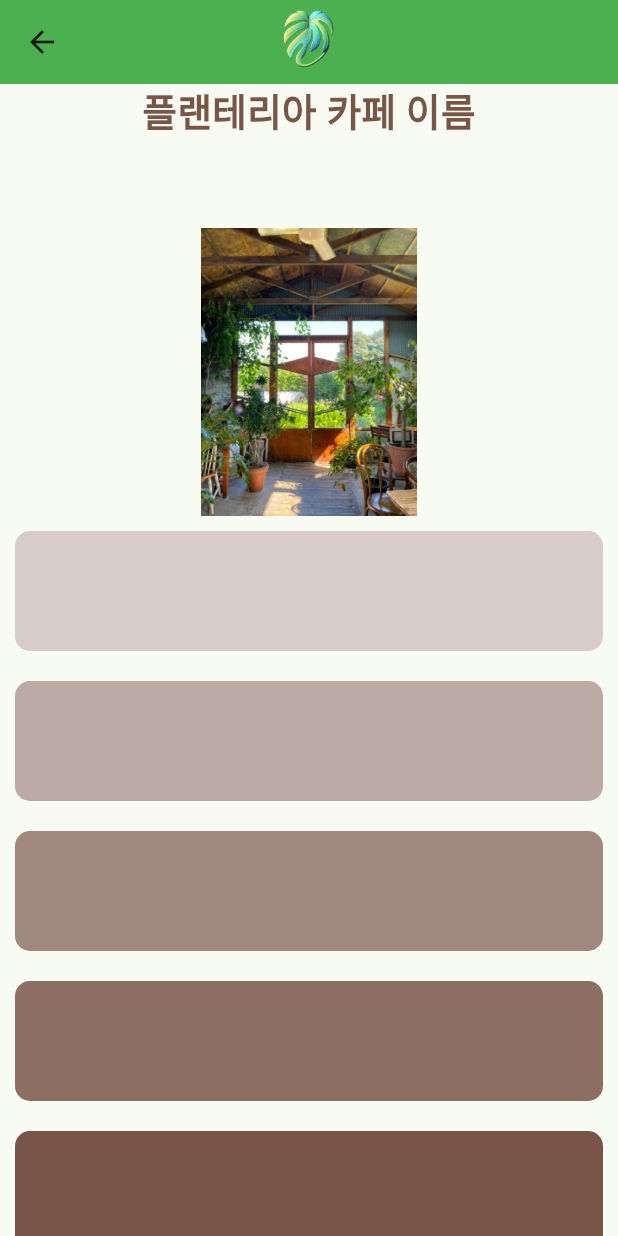
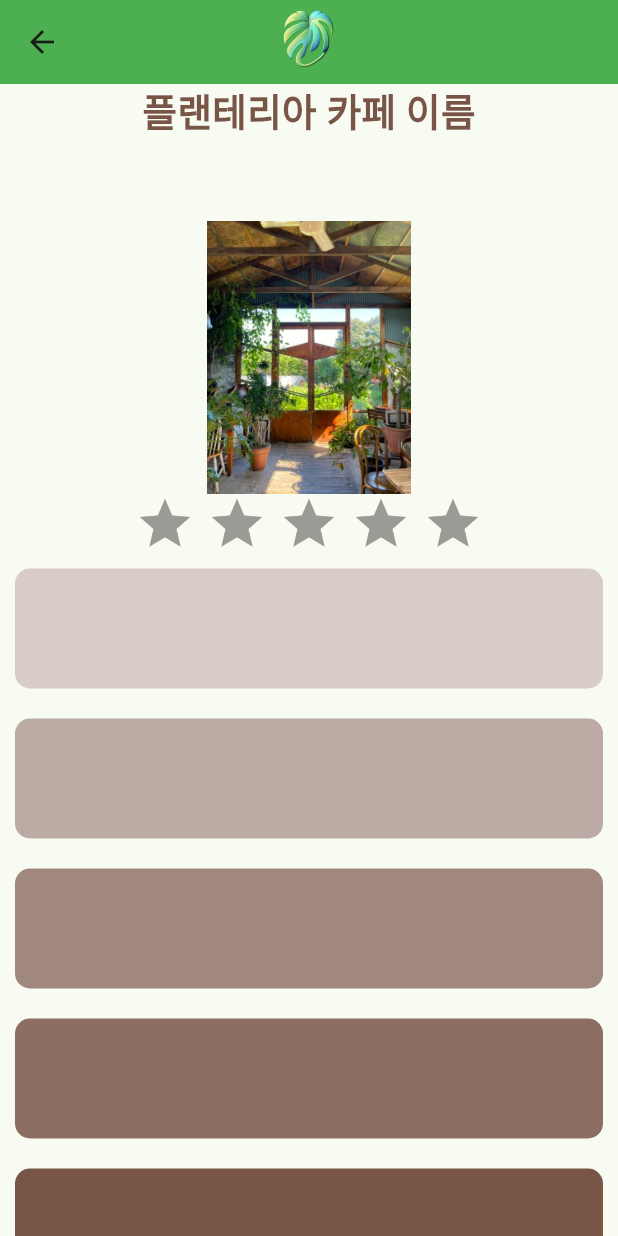
Before and after one commit to k984530/palnts, a Flutter app: the StoreScreen screen opened by its route, on a phone screen of 412 x 824 dp. Run offline on Flutter 3.47's test engine with Material 2 defaults, Android fonts, the phone set to English and light mode, and no system bars; drawn by our look-alikes of flutter_rating_bar; our stand-ins replace flutter_chat_bubble, get; missing offline and left inert: kakao_map_plugin.

```diff
--- a/lib/Screens/StoreScreen.dart
+++ b/lib/Screens/StoreScreen.dart
@@ -1,4 +1,5 @@
 import 'package:flutter/material.dart';
+import 'package:flutter_rating_bar/flutter_rating_bar.dart';
 import 'package:get/route_manager.dart';
 
 class StoreScreen extends StatelessWidget {
@@ -48,22 +49,22 @@ class StoreScreen extends StatelessWidget {
                 'images/store1_1.jpg',
               ),
             ),
-            // Container(
-            //   child: RatingBar.builder(
-            //     initialRating: 0,
-            //     minRating: 0,
-            //     direction: Axis.horizontal,
-            //     allowHalfRating: true,
-            //     itemPadding: EdgeInsets.symmetric(horizontal: 4.0),
-            //     itemBuilder: (context, _) => Icon(
-            //       Icons.star,
-            //       color: Colors.lightGreen,
-            //     ),
-            //     onRatingUpdate: (rating) {
-            //       print(rating);
-            //     },
-            //   ),
-            // ),
+            Container(
+              child: RatingBar.builder(
+                initialRating: 0,
+                minRating: 0,
+                direction: Axis.horizontal,
+                allowHalfRating: true,
+                itemPadding: EdgeInsets.symmetric(horizontal: 4.0),
+                itemBuilder: (context, _) => Icon(
+                  Icons.star,
+                  color: Colors.lightGreen,
+                ),
+                onRatingUpdate: (rating) {
+                  print(rating);
+                },
+              ),
+            ),
             Expanded(
               flex: 5,
               child: SingleChildScrollView(
```
